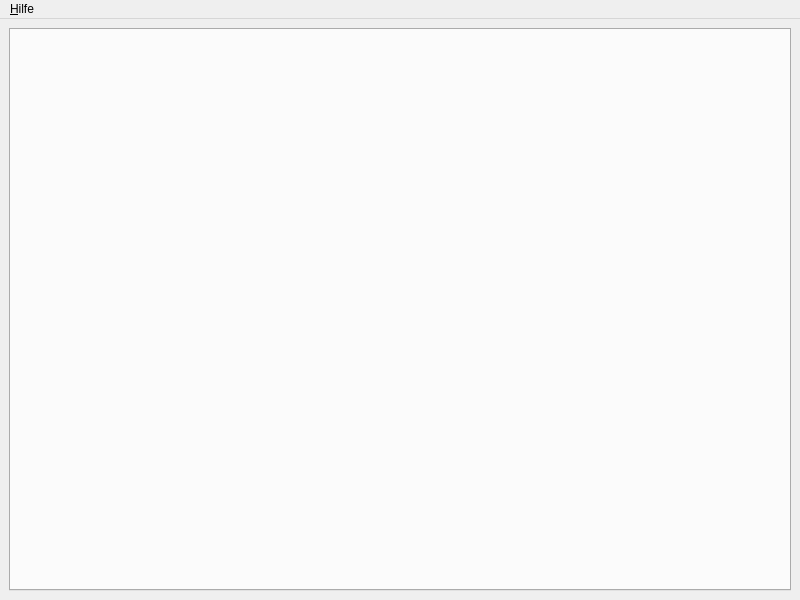
Old version of the form src/ui/mainwindow.ui in the repository tbraun89/qGPG.
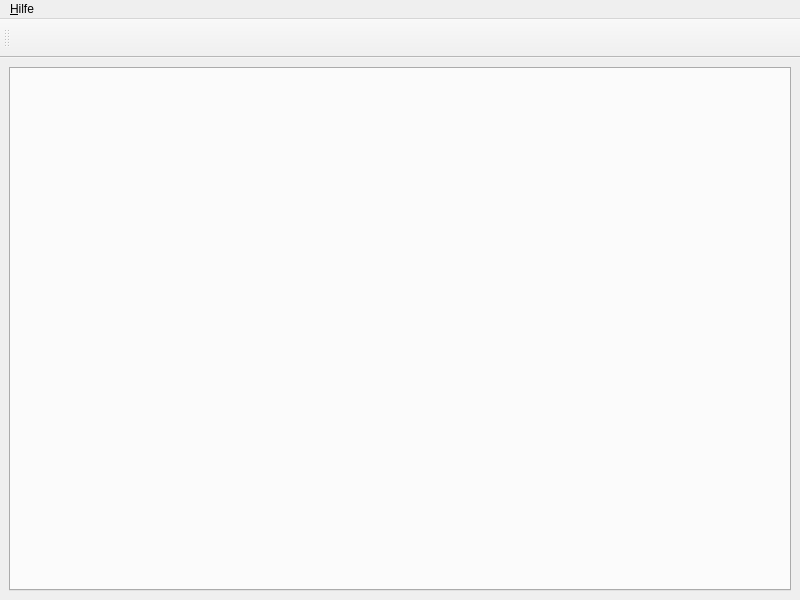
New version of the form. Icons and pictures are not drawn.

Commit message: * added toolbar * added icons for decrypt and encrypt * tabs no longer load by default * added function to test if a tab is opened (to avoid doubled tabs)

The edit to the form file:
```diff
--- a/src/ui/mainwindow.ui
+++ b/src/ui/mainwindow.ui
@@ -23,6 +23,12 @@
       <property name="currentIndex">
        <number>-1</number>
       </property>
+      <property name="tabsClosable">
+       <bool>true</bool>
+      </property>
+      <property name="movable">
+       <bool>true</bool>
+      </property>
      </widget>
     </item>
    </layout>
@@ -45,6 +51,19 @@
    </widget>
    <addaction name="menuHelp"/>
   </widget>
+  <widget class="QToolBar" name="toolBar">
+   <property name="windowTitle">
+    <string>toolBar</string>
+   </property>
+   <attribute name="toolBarArea">
+    <enum>TopToolBarArea</enum>
+   </attribute>
+   <attribute name="toolBarBreak">
+    <bool>false</bool>
+   </attribute>
+   <addaction name="actionDecryptTab"/>
+   <addaction name="actionEncryptTab"/>
+  </widget>
   <action name="actionBugReport">
    <property name="text">
     <string>Fehler melden</string>
@@ -55,6 +74,33 @@
     <string>Log</string>
    </property>
   </action>
+  <action name="actionDecryptTab">
+   <property name="icon">
+    <iconset resource="../resources.qrc">
+     <normaloff>:/icons/decrypt</normaloff>:/icons/decrypt</iconset>
+   </property>
+   <property name="text">
+    <string/>
+   </property>
+   <property name="toolTip">
+    <string>Entschlüsseln</string>
+   </property>
+  </action>
+  <action name="actionEncryptTab">
+   <property name="icon">
+    <iconset resource="../resources.qrc">
+     <normaloff>:/icons/encrypt</normaloff>:/icons/encrypt</iconset>
+   </property>
+   <property name="text">
+    <string/>
+   </property>
+   <property name="iconText">
+    <string/>
+   </property>
+   <property name="toolTip">
+    <string>Verschlüsseln</string>
+   </property>
+  </action>
  </widget>
  <resources/>
  <connections/>
```
Left out of the diff: 4 changed lines with no effect on the pictures. The commit also changes 8 other files.
